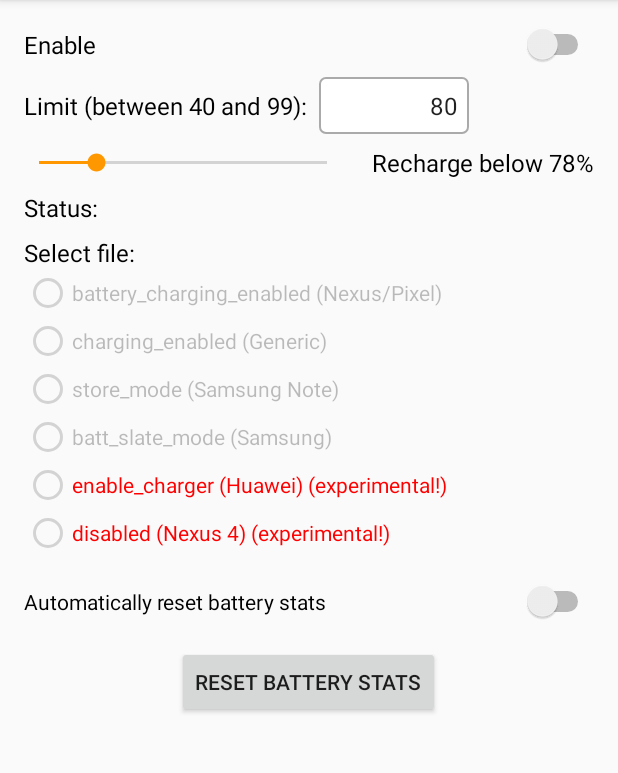
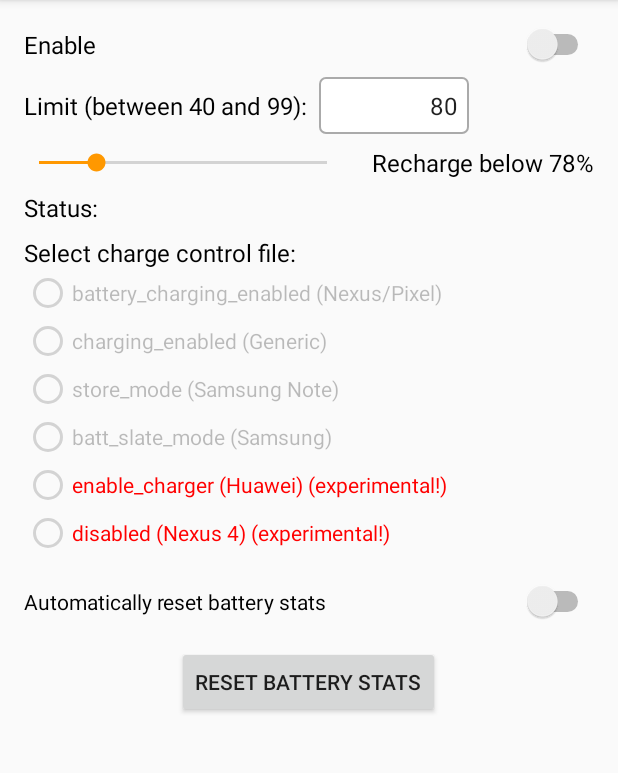
Before and after one commit to sriharshaarangi/BatteryChargeLimit, an Android app: the screen it shows after launch (MainActivity), on a phone screen of 412 x 824 dp, the part 84-857 px from its top. Run offline under Robolectric (Android 15) with nearby library versions, the phone set to English and light mode, and no system bars; libraries missing offline, so code that uses them is left out: eu.chainfire.libsuperuser; 3 statements that could not run were skipped.

Commit message:
clearified a label

```diff
--- a/app/src/main/res/values/strings.xml
+++ b/app/src/main/res/values/strings.xml
@@ -4,7 +4,7 @@
     <string name="enable">Enable </string>
     <string name="limit_from_to">Limit (between 40 and 99): </string>
     <string name="status">Status: </string>
-    <string name="select_file">Select file: </string>
+    <string name="select_file">Select charge control file: </string>
     <string name="experimental">%1$s (experimental!)</string>
     <string name="auto_reset_stats">Automatically reset battery stats</string>
     <string name="reset_stats">Reset Battery Stats</string>
@@ -27,11 +27,9 @@
     <string name="root_denied">App is denied ROOT access or device is not rooted!</string>
     <string name="stats_reset_success">Battery Stats reset successful</string>
 
-
     <string name="intent_handle_activity">Battery Charge Limit Handling Activity</string>
     <string name="intent_invalid">The supplied intent was invalid.</string>
     <string name="intent_limit_invalid">The supplied limit was invalid.</string>
     <string name="intent_limit_accepted">The battery charging limit was changed to %1$d%%.</string>
     <string name="mime_battery_limit">text/x-battery-limit</string>
-
 </resources>
```
